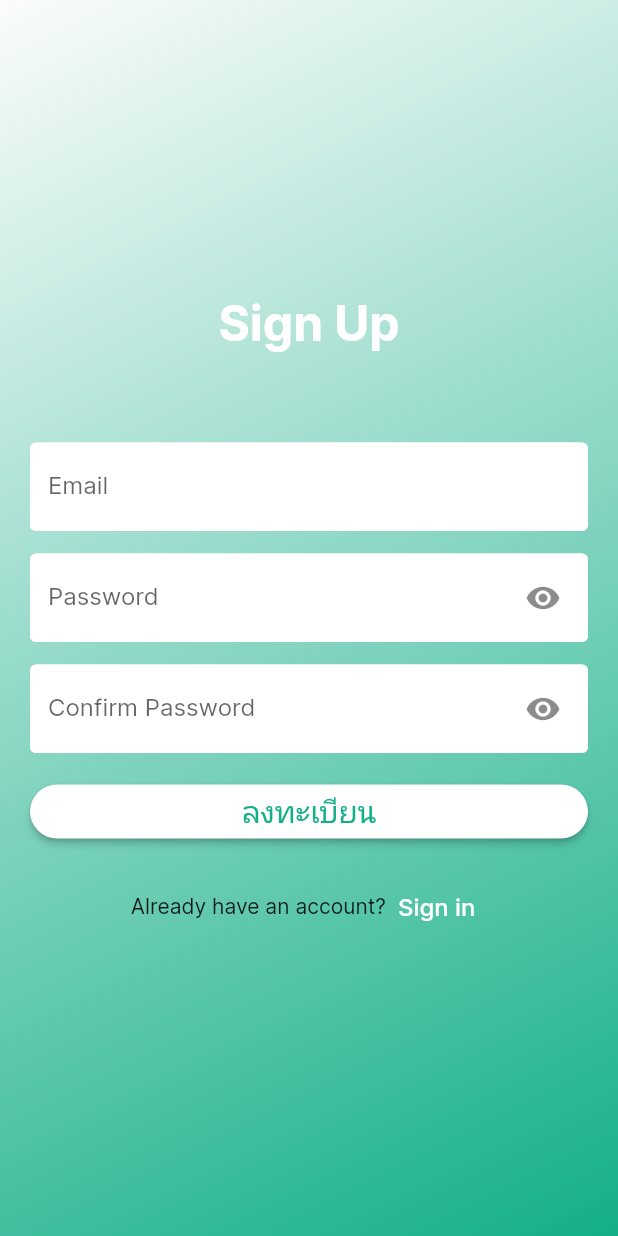
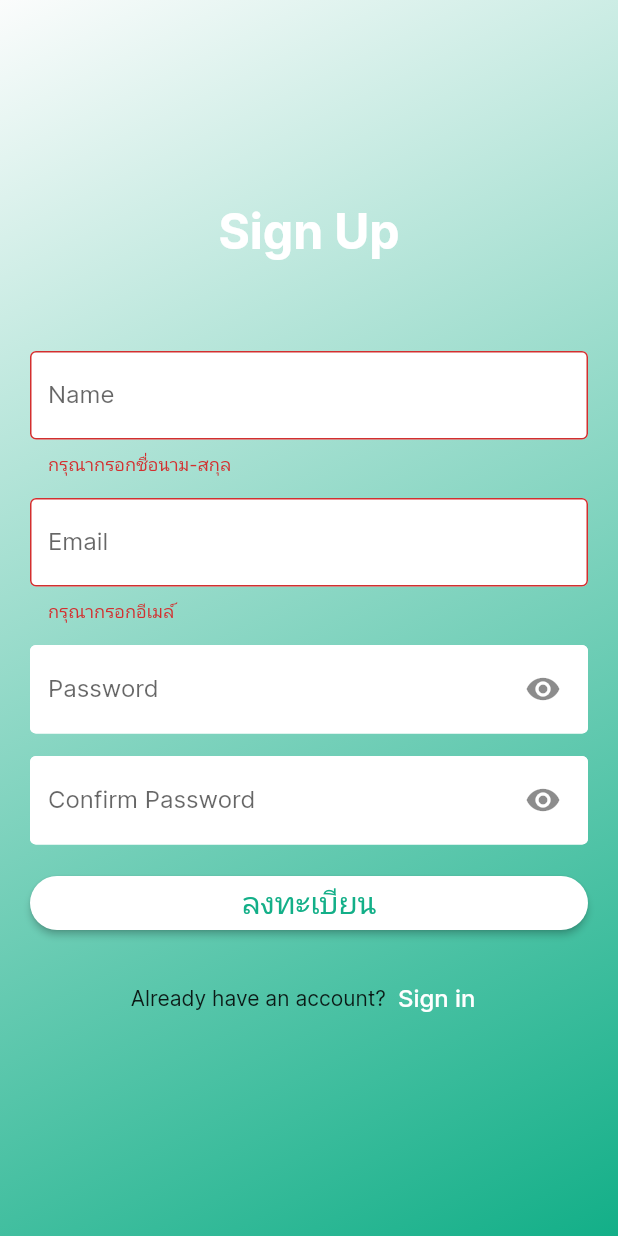
Before and after one commit to thitiwutwo/chatbot_frontend, a Flutter app: the RegisterPage screen opened directly, after a tap on "ลงทะเบียน", on a phone screen of 412 x 824 dp. Run offline on Flutter 3.47's test engine with Material 2 defaults, Android fonts, the phone set to English and light mode, and no system bars; our stand-ins replace cool_alert, dio, firebase_core, form_field_validator, shared_preferences; missing offline and left inert: dart:html, flutter_dialogflow; accounts and stored records are empty; project files that could hold a hidden picture were left out.

Commit message:
commit_17/3/2566_13.14

```diff
--- a/lib/pages/register.dart
+++ b/lib/pages/register.dart
@@ -101,6 +101,29 @@ class _RegisterPageState extends State<RegisterPage> {
                   ),
                   SizedBox(
                     height: 60,
+                  ),
+                  TextFormField(
+                      controller: name,
+                      validator:
+                          // RequiredValidator(errorText: 'กรุณากรอกอีเมล์'),
+                          MultiValidator([
+                        RequiredValidator(errorText: 'กรุณากรอกชื่อนาม-สกุล'),
+                        // EmailValidator(errorText: 'กรุณากรอกอีเมล์ให้ถูกต้อง')
+                      ]),
+                      keyboardType: TextInputType.emailAddress,
+                      decoration: InputDecoration(
+                          filled: true,
+                          fillColor: Color.fromARGB(255, 255, 255, 255),
+                          enabledBorder: OutlineInputBorder(
+                            borderSide: BorderSide(
+                                width: 3,
+                                color: Color.fromARGB(
+                                    255, 255, 255, 255)), //<-- SEE HERE
+                          ),
+                          labelText: 'Name',
+                          border: OutlineInputBorder())),
+                  SizedBox(
+                    height: 15,
                   ),
                   TextFormField(
                       controller: email,
@@ -222,10 +245,19 @@ class _RegisterPageState extends State<RegisterPage> {
                         primary: Color.fromARGB(255, 255, 255, 255),
                       ),
                       onPressed: () {
-                        Navigator.push(
-                            context,
-                            MaterialPageRoute(
-                                builder: (context) => RegisterPage()));
+                        if (formKey.currentState!.validate()) {
+                          // print("validate");
+                          postTodo();
+                          setState(() {
+                            setUsername(email.text);
+                            setPassword(password.text);
+                            print("${email.text} and ${password.text}");
+                            // FirebaseAuth.instance
+                            //     .createUserWithEmailAndPassword(
+                            //         email: email.text, password: password.text);
+                            // setStatus('Login successful');
+                          });
+                        }
                       },
                       child: Text(
                         "ลงทะเบียน",
```
